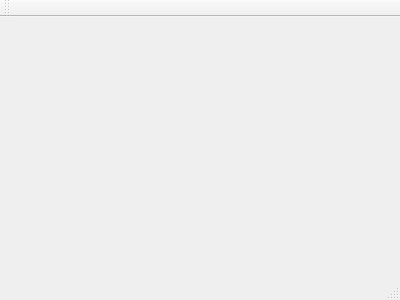
stuart13091987/MorseTranslatorQTWidgets, file mainwindow.ui: the form before one commit.
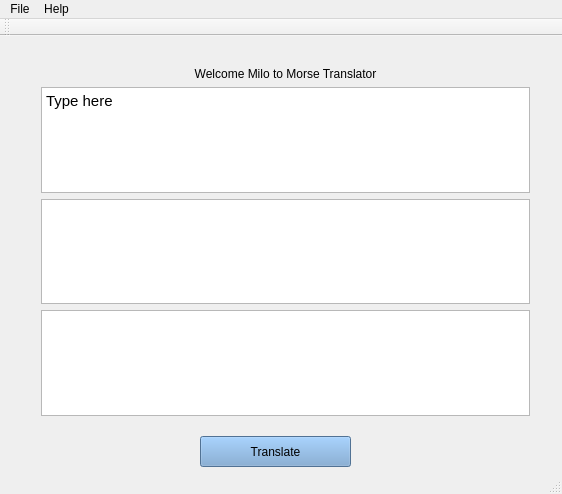
The form after the commit. Icons and pictures are not drawn.

Patch:
```diff
--- a/mainwindow.ui
+++ b/mainwindow.ui
@@ -1,24 +1,157 @@
 <ui version="4.0">
  <class>MainWindow</class>
- <widget class="QMainWindow" name="MainWindow" >
-  <property name="geometry" >
+ <widget class="QMainWindow" name="MainWindow">
+  <property name="geometry">
    <rect>
     <x>0</x>
     <y>0</y>
-    <width>400</width>
-    <height>300</height>
+    <width>562</width>
+    <height>494</height>
    </rect>
   </property>
   <property name="windowTitle" >
    <string>MainWindow</string>
   </property>
-  <widget class="QMenuBar" name="menuBar" />
-  <widget class="QToolBar" name="mainToolBar" />
-  <widget class="QWidget" name="centralWidget" />
-  <widget class="QStatusBar" name="statusBar" />
+  <property name="windowIcon">
+   <iconset resource="rsc.qrc">
+    <normaloff>:/Resources/aurora.jpeg</normaloff>:/Resources/aurora.jpeg</iconset>
+  </property>
+  <property name="layoutDirection">
+   <enum>Qt::LeftToRight</enum>
+  </property>
+  <property name="styleSheet">
+   <string notr="true">background-image: url(:/Resources/background1.jpeg);
+background-image: url(:/Resources/background4.jpeg);</string>
+  </property>
+  <property name="tabShape">
+   <enum>QTabWidget::Triangular</enum>
+  </property>
+  <widget class="QWidget" name="centralWidget">
+   <widget class="QWidget" name="verticalLayoutWidget">
+    <property name="geometry">
+     <rect>
+      <x>30</x>
+      <y>20</y>
+      <width>511</width>
+      <height>371</height>
+     </rect>
+    </property>
+    <layout class="QVBoxLayout" name="verticalLayout">
+     <item>
+      <widget class="QLabel" name="label">
+       <property name="text">
+        <string>Welcome Milo to Morse Translator</string>
+       </property>
+       <property name="alignment">
+        <set>Qt::AlignCenter</set>
+       </property>
+      </widget>
+     </item>
+     <item>
+      <widget class="QTextEdit" name="textEdit">
+       <property name="autoFillBackground">
+        <bool>false</bool>
+       </property>
+       <property name="styleSheet">
+        <string notr="true">background-image: url(:/Resources/background1.jpeg);</string>
+       </property>
+       <property name="html">
+        <string>&lt;!DOCTYPE HTML PUBLIC &quot;-//W3C//DTD HTML 4.0//EN&quot; &quot;http://www.w3.org/TR/REC-html40/strict.dtd&quot;&gt;
+&lt;html&gt;&lt;head&gt;&lt;meta name=&quot;qrichtext&quot; content=&quot;1&quot; /&gt;&lt;style type=&quot;text/css&quot;&gt;
+p, li { white-space: pre-wrap; }
+&lt;/style&gt;&lt;/head&gt;&lt;body style=&quot; font-family:'Ubuntu'; font-size:11pt; font-weight:400; font-style:normal;&quot;&gt;
+&lt;p style=&quot; margin-top:0px; margin-bottom:0px; margin-left:0px; margin-right:0px; -qt-block-indent:0; text-indent:0px;&quot;&gt;Type here&lt;/p&gt;
+&lt;p style=&quot;-qt-paragraph-type:empty; margin-top:0px; margin-bottom:0px; margin-left:0px; margin-right:0px; -qt-block-indent:0; text-indent:0px;&quot;&gt;&lt;br /&gt;&lt;/p&gt;&lt;/body&gt;&lt;/html&gt;</string>
+       </property>
+      </widget>
+     </item>
+     <item>
+      <widget class="QGraphicsView" name="graphicsView">
+       <property name="styleSheet">
+        <string notr="true">background-image: url(:/Resources/morse.jpeg);</string>
+       </property>
+      </widget>
+     </item>
+     <item>
+      <widget class="QTextEdit" name="textEdit_2">
+       <property name="styleSheet">
+        <string notr="true">background-image: url(:/Resources/background2.jpeg);</string>
+       </property>
+      </widget>
+     </item>
+    </layout>
+   </widget>
+   <widget class="QPushButton" name="TranslateButton">
+    <property name="geometry">
+     <rect>
+      <x>200</x>
+      <y>400</y>
+      <width>151</width>
+      <height>31</height>
+     </rect>
+    </property>
+    <property name="styleSheet">
+     <string notr="true">background-color: rgb(114, 159, 207);</string>
+    </property>
+    <property name="text">
+     <string>Translate</string>
+    </property>
+   </widget>
+  </widget>
+  <widget class="QMenuBar" name="menuBar">
+   <property name="geometry">
+    <rect>
+     <x>0</x>
+     <y>0</y>
+     <width>562</width>
+     <height>22</height>
+    </rect>
+   </property>
+   <widget class="QMenu" name="menuFile">
+    <property name="title">
+     <string>File</string>
+    </property>
+    <addaction name="actionSave_As"/>
+    <addaction name="separator"/>
+    <addaction name="actionExit"/>
+   </widget>
+   <widget class="QMenu" name="menuHelp">
+    <property name="title">
+     <string>Help</string>
+    </property>
+    <addaction name="actionAbout"/>
+   </widget>
+   <addaction name="menuFile"/>
+   <addaction name="menuHelp"/>
+  </widget>
+  <widget class="QToolBar" name="mainToolBar">
+   <attribute name="toolBarArea">
+    <enum>TopToolBarArea</enum>
+   </attribute>
+   <attribute name="toolBarBreak">
+    <bool>false</bool>
+   </attribute>
+  </widget>
+  <widget class="QStatusBar" name="statusBar"/>
+  <action name="actionSave_As">
+   <property name="text">
+    <string>Save As</string>
+   </property>
+  </action>
+  <action name="actionExit">
+   <property name="text">
+    <string>Exit</string>
+   </property>
+  </action>
+  <action name="actionAbout">
+   <property name="text">
+    <string>About</string>
+   </property>
+  </action>
  </widget>
- <layoutDefault spacing="6" margin="11" />
- <pixmapfunction></pixmapfunction>
- <resources/>
+ <layoutdefault spacing="6" margin="11"/>
+ <resources>
+  <include location="rsc.qrc"/>
+ </resources>
  <connections/>
 </ui>
```
Left out of the diff: 3 changed lines with no effect on the pictures.
